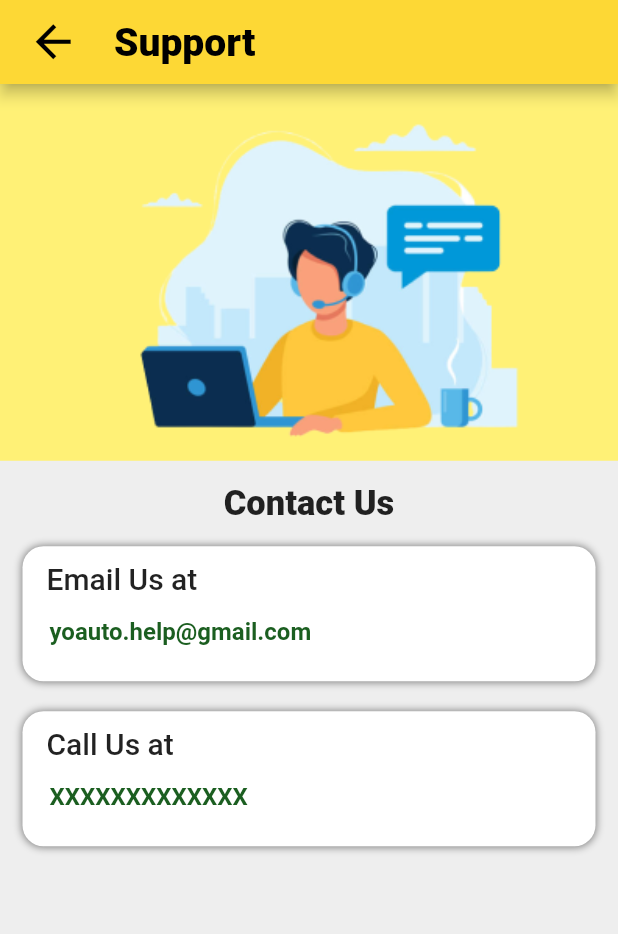
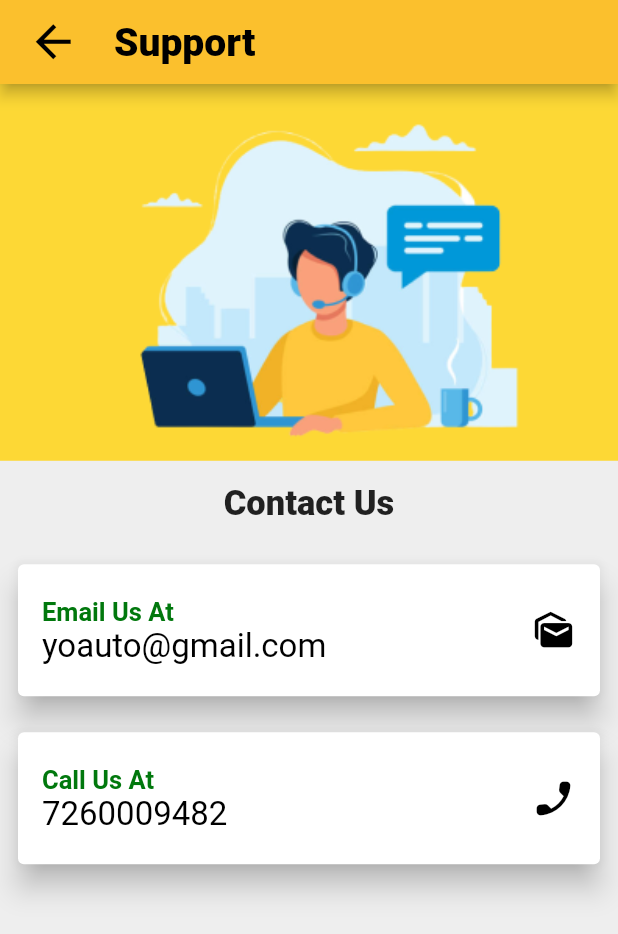
Before and after one commit to yash3497/YoAuto, a Flutter app: the SupportPage screen opened directly, on a phone screen of 412 x 824 dp. Shown: the top 934 px of the screen. Run offline on Flutter 3.47's test engine with Material 2 defaults, Android fonts, the phone set to English and light mode, and no system bars; our stand-ins replace bloc, cloud_firestore, dotted_border, equatable, firebase_auth, firebase_core and 14 more; missing offline and left inert: dart:ffi, flutter_polyline_points, geocoder2, razorpay_flutter; accounts and stored records are empty.

Commit message:
Support Page Updated

```diff
--- a/lib/support.dart
+++ b/lib/support.dart
@@ -3,70 +3,24 @@
 import 'package:flutter/material.dart';
 import 'package:get/route_manager.dart';
 import 'package:yoauto_task/screens/home/mainScreen.dart';
+import 'package:velocity_x/velocity_x.dart';
+import 'constants/colors.dart';
+import 'package:url_launcher/url_launcher.dart';
 
 class SupportPage extends StatelessWidget {
   const SupportPage({Key? key}) : super(key: key);
-
-  Container makeConr(
-    String t1,
-    String t2,
-  ) {
-    return Container(
-      height: 90,
-      decoration: BoxDecoration(
-          color: Colors.white,
-          borderRadius: BorderRadius.circular(14),
-          boxShadow: [
-            BoxShadow(
-              color: Colors.black26.withOpacity(0.5),
-              blurRadius: 4,
-            )
-          ]),
-      child: Expanded(
-        child: Row(
-          children: [
-            Column(
-              crossAxisAlignment: CrossAxisAlignment.start,
-              children: [
-                Padding(
-                  padding: const EdgeInsets.only(left: 16, top: 10),
-                  child: Text(
-                    "$t1",
-                    style: TextStyle(fontSize: 20, fontWeight: FontWeight.w500),
-                  ),
-                ),
-                Padding(
-                  padding: const EdgeInsets.only(left: 10.0),
-                  child: TextButton(
-                      onPressed: () {},
-                      child: Text(
-                        "$t2",
-                        style: TextStyle(
-                            fontSize: 16,
-                            fontWeight: FontWeight.w700,
-                            color: Colors.green.shade900),
-                      )),
-                )
-              ],
-            ),
-          ],
-        ),
-      ),
-    );
-  }
 
   @override
   Widget build(BuildContext context) {
     return Scaffold(
       appBar: AppBar(
-         leading:IconButton(
-           padding: EdgeInsets.only(left: 15),
-          onPressed: (){
-
-          },
-          icon: Icon(Icons.arrow_back,
-            color: Colors.black,size: 35,
-
+        leading: IconButton(
+          padding: EdgeInsets.only(left: 15),
+          onPressed: () {},
+          icon: Icon(
+            Icons.arrow_back,
+            color: Colors.black,
+            size: 35,
           ),
         ),
         title: Text(
@@ -75,7 +29,7 @@ class SupportPage extends StatelessWidget {
               fontSize: 26, color: Colors.black, fontWeight: FontWeight.w900),
         ),
         titleSpacing: 20,
-        backgroundColor: Colors.yellow.shade600,
+        backgroundColor: Colors.yellow[700],
       ),
       body: Container(
         color: Colors.grey[200],
@@ -91,7 +45,7 @@ class SupportPage extends StatelessWidget {
                     fit: BoxFit.fitWidth,
                   ),
                 ),
-                color: Colors.yellow[300],
+                color: Colors.yellow[600],
               ),
               Padding(
                 padding: EdgeInsets.all(15),
@@ -101,15 +55,62 @@ class SupportPage extends StatelessWidget {
                 ),
               ),
               Padding(
-                padding: const EdgeInsets.only(left: 15, right: 15),
-                child: makeConr("Email Us at", "yoauto.help@gmail.com"),
-              ),
-              SizedBox(
-                height: 20,
+                padding: const EdgeInsets.all(8.0),
+                child: Card(
+                  elevation: 8,
+                  child: Padding(
+                    padding: const EdgeInsets.symmetric(vertical: 8.0),
+                    child: ListTile(
+                      trailing: Icon(Icons.mark_as_unread,size: 30,color: Colors.black,),
+                      title: "Email Us At"
+                          .text
+                          .semiBold
+                          .size(17)
+                          .color(darkGreen)
+                          .make(),
+
+                      subtitle: GestureDetector(
+                          onTap: () async {
+                            final email = 'yoauto@gmail.com';
+                            final Uri launchUri = Uri(
+                              scheme: 'mailto',
+                              path: email,
+                            );
+                            await launchUrl(launchUri);
+                          },
+                          child: "yoauto@gmail.com".text.size(22).black.make()),
+                    ),
+                  ),
+                ),
               ),
               Padding(
-                padding: const EdgeInsets.only(left: 15, right: 15),
-                child: makeConr("Call Us at", "XXXXXXXXXXXXX"),
+                padding: const EdgeInsets.all(8.0),
+                child: Card(
+                  elevation: 8,
+                  child: Padding(
+                    padding: const EdgeInsets.symmetric(vertical: 8.0),
+                    child: ListTile(
+                      trailing: Icon(Icons.phone_enabled_rounded,size: 30,color: Colors.black,),
+                      title: "Call Us At"
+                          .text
+                          .semiBold
+                          .size(17)
+                          .color(darkGreen)
+                          .make(),
+                      subtitle: GestureDetector(
+                          onTap: () async {
+
+                            final phoneNumber = '+7260009482';
+                            final Uri launchUri = Uri(
+                              scheme: 'tel',
+                              path: phoneNumber,
+                            );
+                            await launchUrl(launchUri);
+                          },
+                          child: "7260009482".text.size(22).black.make()),
+                    ),
+                  ),
+                ),
               ),
             ],
           ),
```
